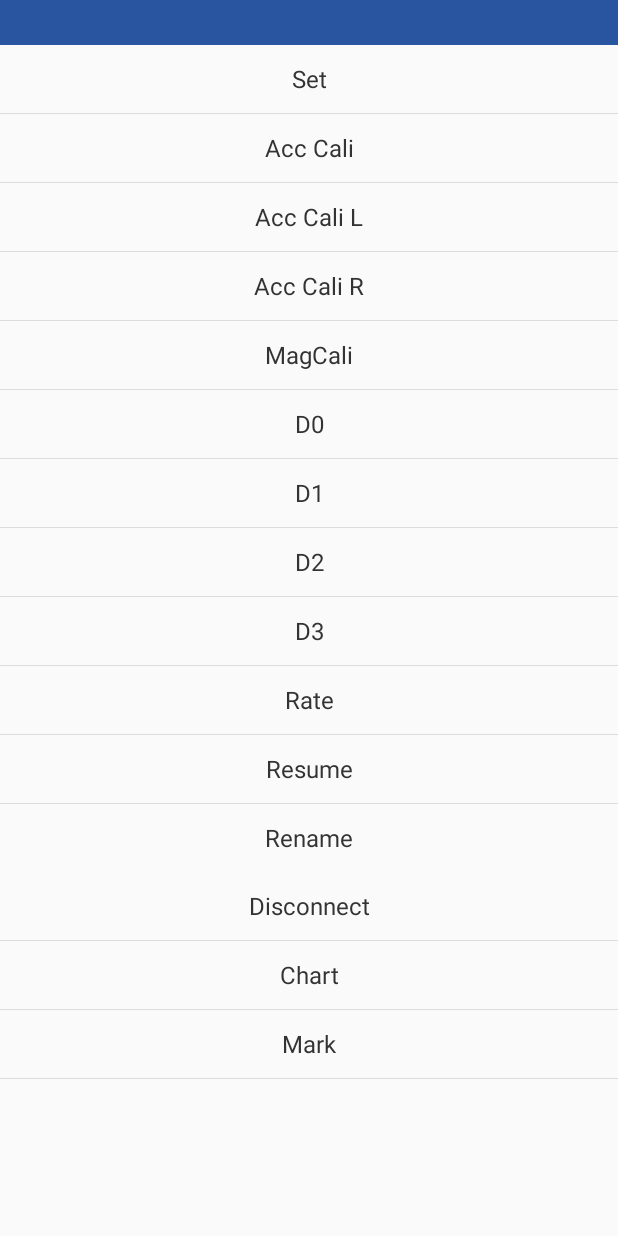
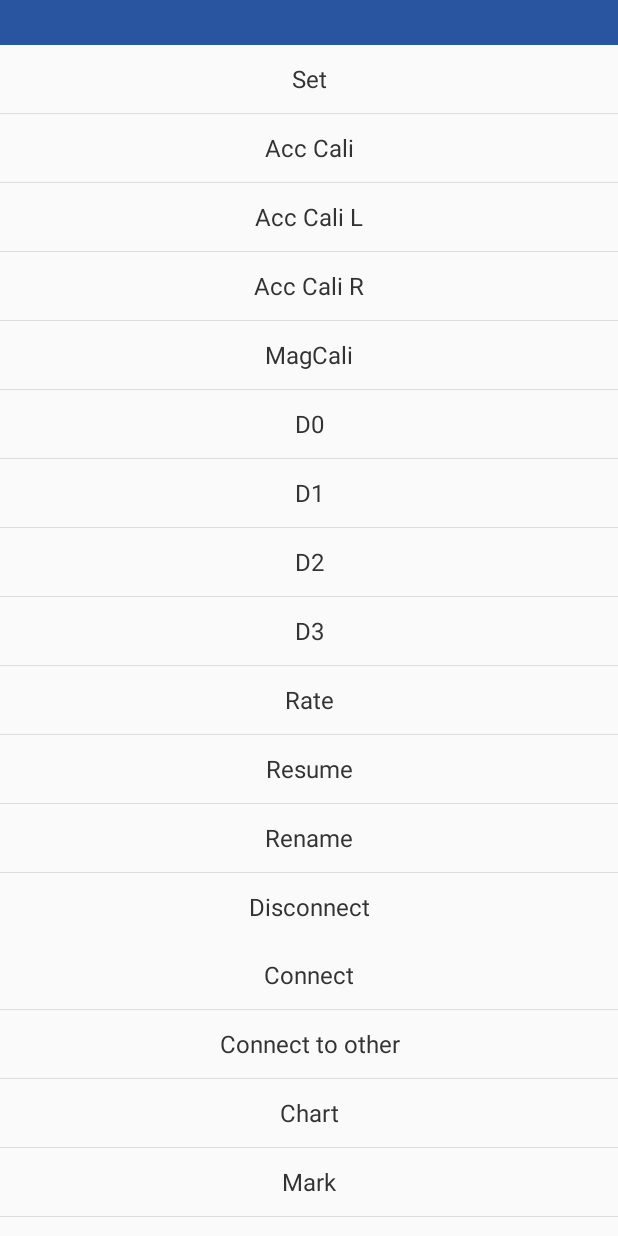
Before and after one commit to vrublack/WT901BLECL, an Android app: the layout lay_dar_left.xml on its own in the app's theme, with its tools: preview values and no code run, on a phone screen of 412 x 824 dp. Run offline under Robolectric (Android 15) with nearby library versions, the phone set to English and light mode, and no system bars.

Commit message:
Fixed connect/disconnect

```diff
--- a/app/src/main/java/com/witsensor/WTBLE901/activity/BluetoothLeService.java
+++ b/app/src/main/java/com/witsensor/WTBLE901/activity/BluetoothLeService.java
@@ -134,7 +134,6 @@ public class BluetoothLeService extends Service {
                 mConnected = false;
                 mRecording = false;
                 passNotification(getString(R.string.disconnected));
-                connect(mDeviceAddress);
                 if (mUICallback != null)
                     mUICallback.onDisconnected();
             } else if (ACTION_DATA_AVAILABLE.equals(action)) {
@@ -164,6 +163,8 @@ public class BluetoothLeService extends Service {
                 mConnectionState = STATE_DISCONNECTED;
                 Log.i(TAG, "Disconnected from GATT server.");
                 broadcastUpdate(intentAction);
+                if (mUICallback != null)
+                    mUICallback.onDisconnected();
             }
         }
 
@@ -379,9 +380,6 @@ public class BluetoothLeService extends Service {
             return;
         }
         mBluetoothGatt.disconnect();
-        mBluetoothGatt.close();
-        mBluetoothGatt = null;
-
         mConnected = false;
         if (mRecording) {
             try {
--- a/app/src/main/res/layout/lay_dar_left.xml
+++ b/app/src/main/res/layout/lay_dar_left.xml
@@ -131,10 +131,30 @@
         style="@style/mTextView"
         android:text="@string/Rename" />
 
+    <View
+        android:layout_width="match_parent"
+        android:layout_height="0.5dp"
+        android:background="@color/bgdddddd"></View>
+
     <TextView
         android:id="@+id/tv_disconnect"
         style="@style/mTextView"
         android:text="@string/disconnect" />
+
+    <TextView
+        android:id="@+id/tv_connect"
+        style="@style/mTextView"
+        android:text="@string/menu_connect" />
+
+    <View
+        android:layout_width="match_parent"
+        android:layout_height="0.5dp"
+        android:background="@color/bgdddddd"></View>
+
+    <TextView
+        android:id="@+id/tv_connect_other"
+        style="@style/mTextView"
+        android:text="@string/connect_other" />
 
     <View
         android:layout_width="match_parent"
--- a/app/src/main/res/values/strings.xml
+++ b/app/src/main/res/values/strings.xml
@@ -68,4 +68,5 @@
     <string name="not_connected">Not connected</string>
     <string name="chart">Chart</string>
     <string name="mark">Mark</string>
+    <string name="connect_other">Connect to other</string>
 </resources>
```
Also changed, not shown: app/src/main/java/com/witsensor/WTBLE901/activity/DeviceControlActivity.java (+26 -23 lines).
